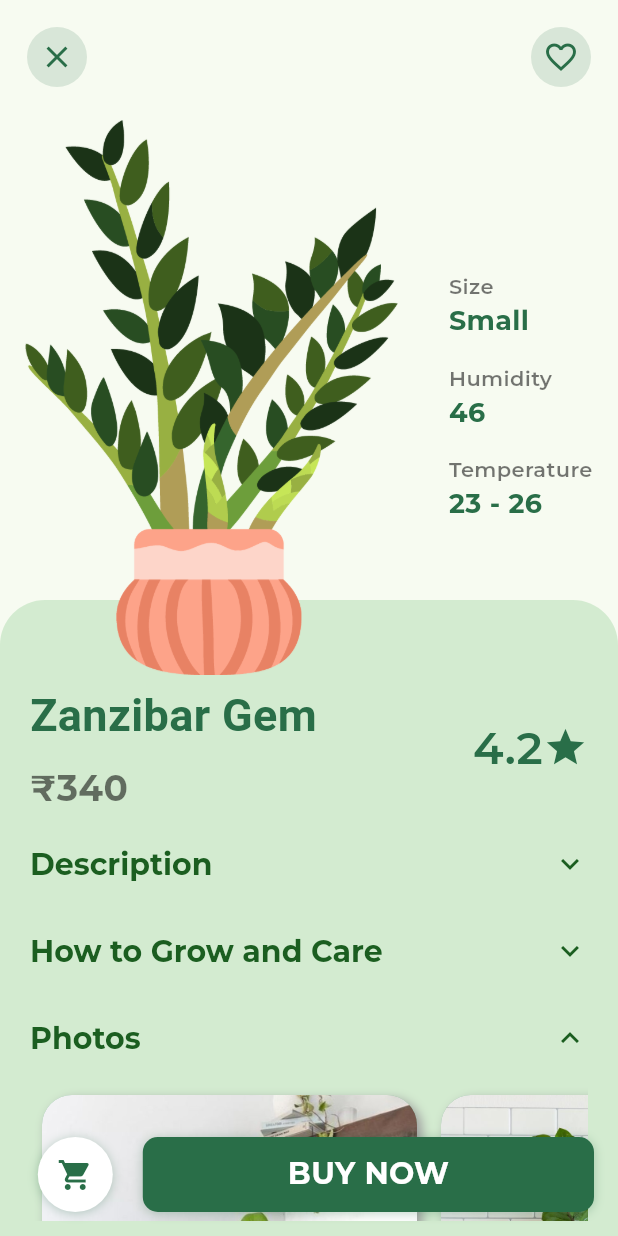
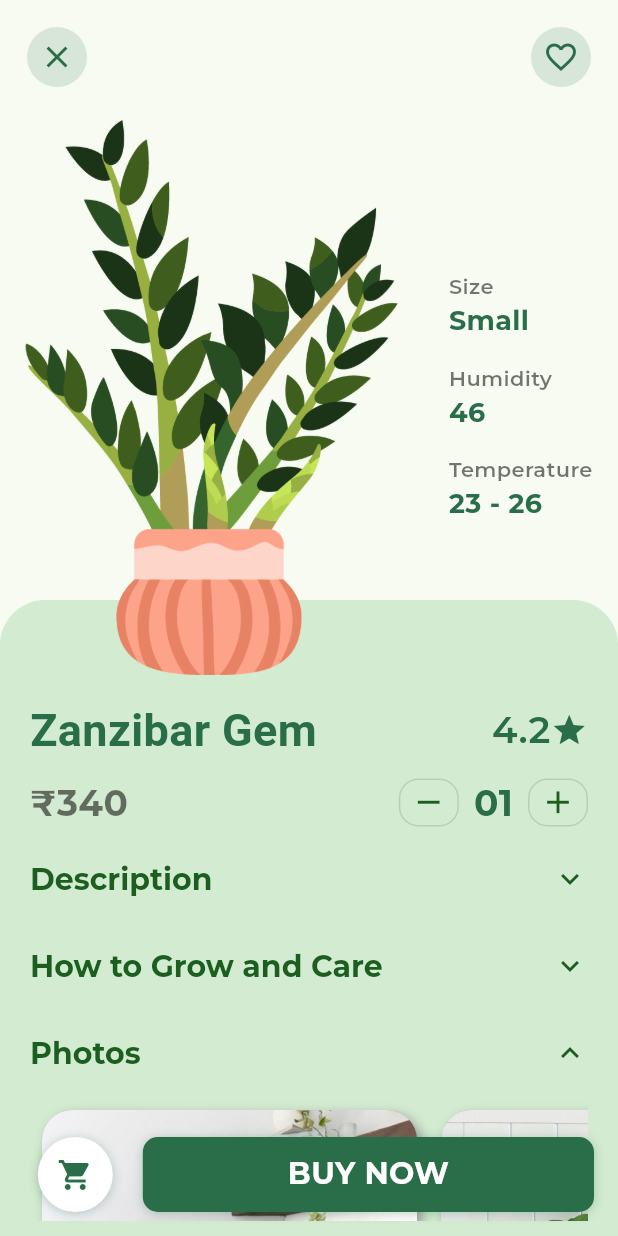
Before and after one commit to ishan7596/Plantree, a Flutter app: the DetailPage screen opened directly with empty values, on a phone screen of 412 x 824 dp. Run offline on Flutter 3.47's test engine with Material 2 defaults, Android fonts, the phone set to English and light mode, and no system bars; our stand-ins replace animated_bottom_navigation_bar, clay_containers, cloud_firestore, firebase_auth, firebase_core, firebase_messaging and 12 more; missing offline and left inert: awesome_card, flutter_barcode_scanner; accounts and stored records are empty; project files that could hold a hidden picture were left out.

Commit message:
add product count

```diff
--- a/lib/ui/screens/detail_page.dart
+++ b/lib/ui/screens/detail_page.dart
@@ -30,11 +30,11 @@ class _DetailPageState extends State<DetailPage> {
     return !isSelected;
   }
 
+  int numOfItems = 1;
+
   @override
   Widget build(BuildContext context) {
-    Size size = MediaQuery
-        .of(context)
-        .size;
+    Size size = MediaQuery.of(context).size;
     List<Plant> _plantList = Plant.plantList;
     return Scaffold(
       body: SafeArea(
@@ -190,13 +190,12 @@ class _DetailPageState extends State<DetailPage> {
                 child: Column(
                   crossAxisAlignment: CrossAxisAlignment.start,
                   children: [
+
+                    SizedBox(height: 10),
+
                     Row(
                       mainAxisAlignment: MainAxisAlignment.spaceBetween,
                       crossAxisAlignment: CrossAxisAlignment.center,
-                      children: [
-                        Column(
-                          crossAxisAlignment: CrossAxisAlignment.start,
-                          mainAxisSize: MainAxisSize.min,
                       children: [
                         Text(
                           _plantList[widget.plantId].plantName,
@@ -206,35 +205,79 @@ class _DetailPageState extends State<DetailPage> {
                             fontSize: 30.0,
                           ),
                         ),
-                            const SizedBox(
-                              height: 10,
+
+                        Row(
+                          children: [
+                            Text(
+                              _plantList[widget.plantId].rating.toString(),
+                              style: GoogleFonts.montserrat(
+                                  fontSize: 25.0,
+                                  color: Constants.primaryColor,
+                                  fontWeight: FontWeight.w600),
                             ),
+                            Icon(
+                              Icons.star,
+                              size: 25.0,
+                              color: Constants.primaryColor,
+                            ),
+                          ],
+                        ),
+
+                      ],
+                    ),
+                    SizedBox(height: 10),
+                    Row(
+                      mainAxisAlignment: MainAxisAlignment.spaceBetween,
+                      crossAxisAlignment: CrossAxisAlignment.center,
+                      children: [
+
                         Text(
-                              '₹' + _plantList[widget.plantId].price.toString(),
+                          '₹' +
+                              _plantList[widget.plantId]
+                                  .price
+                                  .toString(),
                           style: GoogleFonts.montserrat(
                             color: Constants.blackColor,
                             fontSize: 24.0,
                             fontWeight: FontWeight.bold,
                           ),
                         ),
+                        Row(
+                          mainAxisAlignment: MainAxisAlignment.center,
+                          mainAxisSize: MainAxisSize.min,
+                          children: [
+                            buildOutlineButton(
+                              icon: Icons.remove,
+                              press: () {
+                                if (numOfItems > 1) {
+                                  setState(() {
+                                    numOfItems--;
+                                  });
+                                }
+                              },
+                            ),
+                            Padding(
+                              padding: EdgeInsets.symmetric(horizontal: 10),
+                              child: Text(
+                                numOfItems.toString().padLeft(2, "0"),
+                                style: GoogleFonts.montserrat(
+                                    color: Constants.primaryColor,
+                                    fontWeight: FontWeight.bold,
+                                    fontSize: 24
+                                ),
+                              ),
+                            ),
+                            buildOutlineButton(
+                                icon: Icons.add,
+                                press: () {
+                                  setState(() {
+                                    numOfItems++;
+                                  });
+                                }),
+
                           ],
-                        ),
-                        Row(
-                          children: [
-                            Text(
-                              _plantList[widget.plantId].rating.toString(),
-                              style: GoogleFonts.montserrat(
-                                  fontSize: 30.0,
-                                  color: Constants.primaryColor,
-                                  fontWeight: FontWeight.w600),
-                            ),
-                            Icon(
-                              Icons.star,
-                              size: 30.0,
-                              color: Constants.primaryColor,
-                            ),
-                          ],
-                        ),
+                        )
+
                       ],
                     ),
                     const SizedBox(
@@ -337,8 +380,10 @@ class _DetailPageState extends State<DetailPage> {
                                     return GestureDetector(
                                       onTap: () {
                                         showDialog(
-                                          context: context, builder: (context) {
-                                          return AlertDialog(content: InteractiveViewer(
+                                          context: context,
+                                          builder: (context) {
+                                            return AlertDialog(
+                                              content: InteractiveViewer(
                                                 maxScale: 2,
                                                 minScale: 1,
                                                 child: Container(
@@ -347,11 +392,15 @@ class _DetailPageState extends State<DetailPage> {
                                                     decoration: BoxDecoration(
                                                       image: DecorationImage(
                                                           image: AssetImage(
-                                                          _plantList[widget.plantId]
+                                                              _plantList[widget
+                                                                      .plantId]
                                                                   .plantImages[i]),
-                                                      fit: BoxFit.cover), )),
-                                          ),);
-                                        },);
+                                                          fit: BoxFit.cover),
+                                                    )),
+                                              ),
+                                            );
+                                          },
+                                        );
                                         // Navigator.push(
                                         //     context,
                                         //     MaterialPageRoute(
@@ -389,7 +438,9 @@ class _DetailPageState extends State<DetailPage> {
                           ],
                         ),
 
-                        SizedBox(height: 55,),
+                        SizedBox(
+                          height: 55,
+                        ),
                       ],
                     )
                   ],
@@ -472,6 +523,31 @@ class _DetailPageState extends State<DetailPage> {
       ),
     );
   }
+
+  SizedBox buildOutlineButton(
+      {required IconData icon, void Function()? press}) {
+    return SizedBox(
+      width: 40,
+      height: 32,
+      child: OutlinedButton(
+
+        style: OutlinedButton.styleFrom(
+         foregroundColor: Colors.green.shade900,
+          padding: EdgeInsets.zero,
+
+          shape: RoundedRectangleBorder(
+            borderRadius: BorderRadius.circular(13),
+          ),
+        ),
+        onPressed: press,
+        child: Icon(
+          icon,
+          color: Colors.green.shade900,
+          size: 25,
+        ),
+      ),
+    );
+  }
 }
 
 class PlantFeature extends StatelessWidget {
```
Lines whose indentation alone changed are shown as unchanged.
